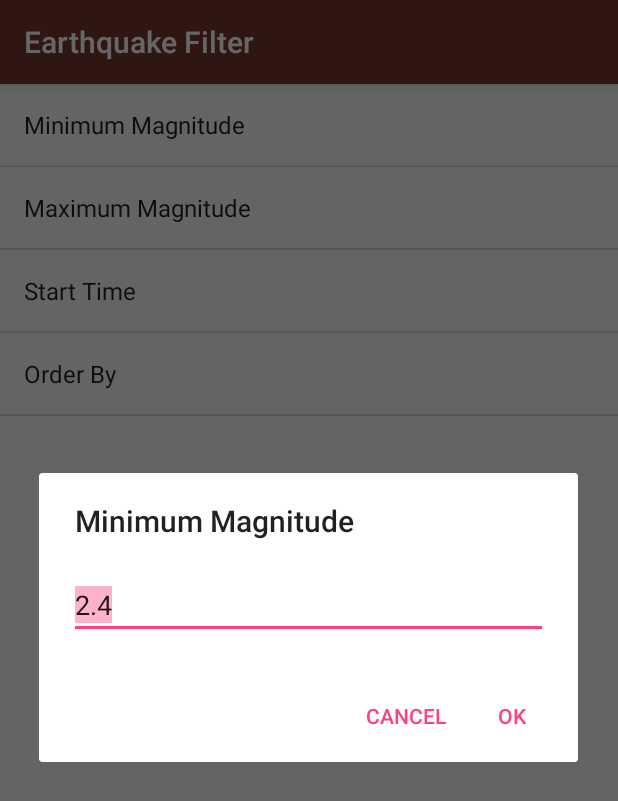
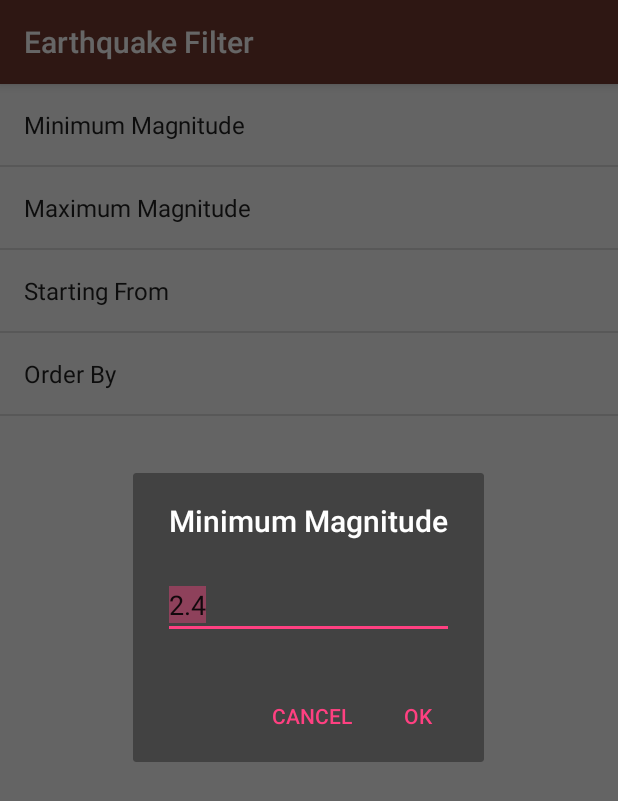
Before and after one commit to 6nguyen/Epic-Center, an Android app: the FilterActivity screen opened directly, with no data from a screen before it, after a tap on "Minimum Magnitude", on a phone screen of 412 x 824 dp. Shown: the top 801 px of the screen. Run offline under Robolectric (Android 15) with nearby library versions, the phone set to English and light mode, and no system bars.

Commit message:
Change color of Order By drop down to dark with pink accent.

```diff
--- a/app/src/main/res/values/strings.xml
+++ b/app/src/main/res/values/strings.xml
@@ -24,7 +24,7 @@
     <string name="filter_max_mag_default">10</string>
 
     <!-- Strings for Start Time EditTextPreference -->
-    <string name="filter_start_time_label">Start Time</string>
+    <string name="filter_start_time_label">Starting From</string>
     <string name="filter_start_time_key">start_time</string>
     <string name="filter_start_time_default">2017-01-01</string>
 
--- a/app/src/main/res/values/styles.xml
+++ b/app/src/main/res/values/styles.xml
@@ -6,6 +6,13 @@
         <item name="colorPrimary">@color/colorPrimary</item>
         <item name="colorPrimaryDark">@color/colorPrimaryDark</item>
         <item name="colorAccent">@color/colorAccent</item>
+        <item name="android:dialogTheme">@style/DialogStyle</item>
+        <item name="android:alertDialogTheme">@style/DialogStyle</item>
+    </style>
+
+
+    <style name="DialogStyle" parent="android:Theme.Material.Dialog">
+        <item name="android:colorAccent">@color/colorAccent</item>
     </style>
 
 </resources>
```
